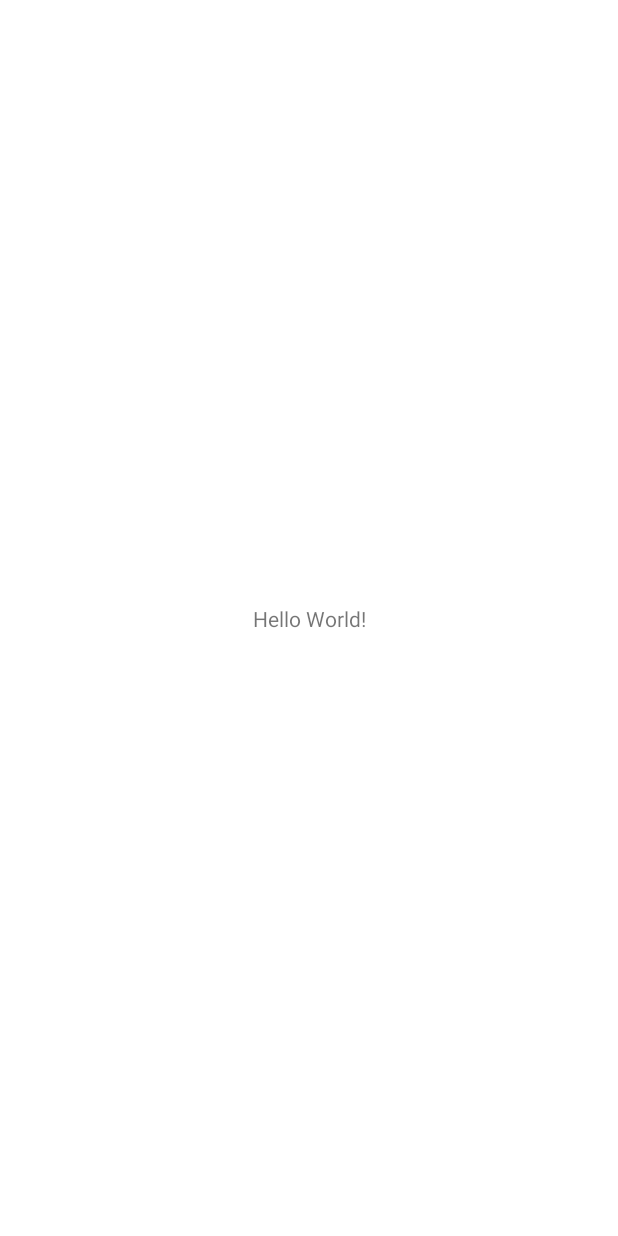
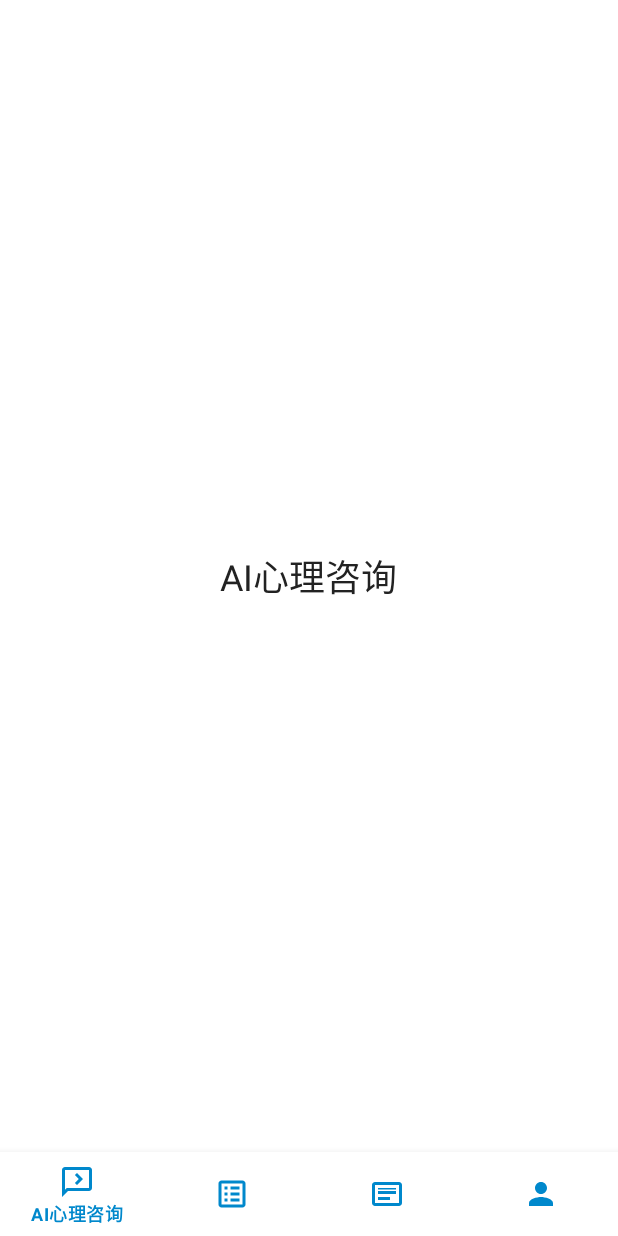
Before and after one commit to Questiony2002/projectV2, an Android app: the MainActivity screen opened directly, with no data from a screen before it, on a phone screen of 412 x 824 dp. Before the commit the screen is almost empty. Run offline under Robolectric (Android 15) with nearby library versions, the light colour scheme and no system bars.

Commit message:
projectV2 commit4: finishing navigation bar

```diff
--- a/app/src/main/java/com/example/projectv2/MainActivity.java
+++ b/app/src/main/java/com/example/projectv2/MainActivity.java
@@ -1,14 +1,63 @@
 package com.example.projectv2;
 
+import android.os.Bundle;
+import android.view.MenuItem;
+import androidx.annotation.NonNull;
 import androidx.appcompat.app.AppCompatActivity;
+import androidx.fragment.app.Fragment;
+import com.google.android.material.bottomnavigation.BottomNavigationView;
+import com.example.projectv2.fragment.AiChatFragment;
+import com.example.projectv2.fragment.MbtiFragment;
+import com.example.projectv2.fragment.NewsFragment;
+import com.example.projectv2.fragment.ProfileFragment;
 
-import android.os.Bundle;
+public class MainActivity extends AppCompatActivity implements BottomNavigationView.OnNavigationItemSelectedListener {
 
-public class MainActivity extends AppCompatActivity {
+    private BottomNavigationView bottomNavigationView;
 
     @Override
     protected void onCreate(Bundle savedInstanceState) {
         super.onCreate(savedInstanceState);
         setContentView(R.layout.activity_main);
+
+        bottomNavigationView = findViewById(R.id.bottom_nav_view);
+        bottomNavigationView.setOnNavigationItemSelectedListener(this);
+
+        // 默认选中AI心理咨询页面
+        if (savedInstanceState == null) {
+            loadFragment(AiChatFragment.newInstance());
+        }
+        bottomNavigationView.setSelectedItemId(R.id.navigation_ai_chat);
+    }
+
+    @Override
+    public boolean onNavigationItemSelected(@NonNull MenuItem item) {
+        Fragment fragment = null;
+        switch (item.getItemId()) {
+            case R.id.navigation_ai_chat:
+                fragment = AiChatFragment.newInstance();
+                break;
+            case R.id.navigation_mbti:
+                fragment = MbtiFragment.newInstance();
+                break;
+            case R.id.navigation_news:
+                fragment = NewsFragment.newInstance();
+                break;
+            case R.id.navigation_profile:
+                fragment = ProfileFragment.newInstance();
+                break;
+        }
+        return loadFragment(fragment);
+    }
+
+    private boolean loadFragment(Fragment fragment) {
+        if (fragment != null) {
+            getSupportFragmentManager()
+                    .beginTransaction()
+                    .replace(R.id.nav_host_fragment, fragment)
+                    .commit();
+            return true;
+        }
+        return false;
     }
 }
--- /dev/null
+++ b/app/src/main/java/com/example/projectv2/fragment/AiChatFragment.java
@@ -0,0 +1,21 @@
+package com.example.projectv2.fragment;
+
+import android.os.Bundle;
+import android.view.LayoutInflater;
+import android.view.View;
+import android.view.ViewGroup;
+import androidx.fragment.app.Fragment;
+import com.example.projectv2.R;
+
+public class AiChatFragment extends Fragment {
+
+    public static AiChatFragment newInstance() {
+        return new AiChatFragment();
+    }
+
+    @Override
+    public View onCreateView(LayoutInflater inflater, ViewGroup container,
+                           Bundle savedInstanceState) {
+        return inflater.inflate(R.layout.fragment_ai_chat, container, false);
+    }
+}
--- /dev/null
+++ b/app/src/main/java/com/example/projectv2/fragment/MbtiFragment.java
@@ -0,0 +1,21 @@
+package com.example.projectv2.fragment;
+
+import android.os.Bundle;
+import android.view.LayoutInflater;
+import android.view.View;
+import android.view.ViewGroup;
+import androidx.fragment.app.Fragment;
+import com.example.projectv2.R;
+
+public class MbtiFragment extends Fragment {
+
+    public static MbtiFragment newInstance() {
+        return new MbtiFragment();
+    }
+
+    @Override
+    public View onCreateView(LayoutInflater inflater, ViewGroup container,
+                           Bundle savedInstanceState) {
+        return inflater.inflate(R.layout.fragment_mbti, container, false);
+    }
+}
--- /dev/null
+++ b/app/src/main/java/com/example/projectv2/fragment/NewsFragment.java
@@ -0,0 +1,21 @@
+package com.example.projectv2.fragment;
+
+import android.os.Bundle;
+import android.view.LayoutInflater;
+import android.view.View;
+import android.view.ViewGroup;
+import androidx.fragment.app.Fragment;
+import com.example.projectv2.R;
+
+public class NewsFragment extends Fragment {
+
+    public static NewsFragment newInstance() {
+        return new NewsFragment();
+    }
+
+    @Override
+    public View onCreateView(LayoutInflater inflater, ViewGroup container,
+                           Bundle savedInstanceState) {
+        return inflater.inflate(R.layout.fragment_news, container, false);
+    }
+}
--- /dev/null
+++ b/app/src/main/java/com/example/projectv2/fragment/ProfileFragment.java
@@ -0,0 +1,21 @@
+package com.example.projectv2.fragment;
+
+import android.os.Bundle;
+import android.view.LayoutInflater;
+import android.view.View;
+import android.view.ViewGroup;
+import androidx.fragment.app.Fragment;
+import com.example.projectv2.R;
+
+public class ProfileFragment extends Fragment {
+
+    public static ProfileFragment newInstance() {
+        return new ProfileFragment();
+    }
+
+    @Override
+    public View onCreateView(LayoutInflater inflater, ViewGroup container,
+                           Bundle savedInstanceState) {
+        return inflater.inflate(R.layout.fragment_profile, container, false);
+    }
+}
--- /dev/null
+++ b/app/src/main/res/drawable/ic_ai_chat.xml
@@ -0,0 +1,13 @@
+<?xml version="1.0" encoding="utf-8"?>
+<vector xmlns:android="http://schemas.android.com/apk/res/android"
+    android:width="24dp"
+    android:height="24dp"
+    android:viewportWidth="24"
+    android:viewportHeight="24">
+    <path
+        android:fillColor="#FF000000"
+        android:pathData="M20,2H4C2.9,2 2,2.9 2,4v18l4,-4h14c1.1,0 2,-0.9 2,-2V4C22,2.9 21.1,2 20,2zM20,16H5.2L4,17.2V4h16V16z"/>
+    <path
+        android:fillColor="#FF000000"
+        android:pathData="M12,6l-1.4,1.4l2.6,2.6l-2.6,2.6l1.4,1.4l4,-4z"/>
+</vector>
--- /dev/null
+++ b/app/src/main/res/drawable/ic_mbti_test.xml
@@ -0,0 +1,28 @@
+<?xml version="1.0" encoding="utf-8"?>
+<vector xmlns:android="http://schemas.android.com/apk/res/android"
+    android:width="24dp"
+    android:height="24dp"
+    android:viewportWidth="24"
+    android:viewportHeight="24">
+    <path
+        android:fillColor="#FF000000"
+        android:pathData="M19,3H5C3.9,3 3,3.9 3,5v14c0,1.1 0.9,2 2,2h14c1.1,0 2,-0.9 2,-2V5C21,3.9 20.1,3 19,3zM19,19H5V5h14V19z"/>
+    <path
+        android:fillColor="#FF000000"
+        android:pathData="M7,7h2v2h-2z"/>
+    <path
+        android:fillColor="#FF000000"
+        android:pathData="M7,11h2v2h-2z"/>
+    <path
+        android:fillColor="#FF000000"
+        android:pathData="M7,15h2v2h-2z"/>
+    <path
+        android:fillColor="#FF000000"
+        android:pathData="M11,7h6v2h-6z"/>
+    <path
+        android:fillColor="#FF000000"
+        android:pathData="M11,11h6v2h-6z"/>
+    <path
+        android:fillColor="#FF000000"
+        android:pathData="M11,15h6v2h-6z"/>
+</vector>
--- /dev/null
+++ b/app/src/main/res/drawable/ic_news.xml
@@ -0,0 +1,19 @@
+<?xml version="1.0" encoding="utf-8"?>
+<vector xmlns:android="http://schemas.android.com/apk/res/android"
+    android:width="24dp"
+    android:height="24dp"
+    android:viewportWidth="24"
+    android:viewportHeight="24">
+    <path
+        android:fillColor="#FF000000"
+        android:pathData="M20,4H4C2.9,4 2,4.9 2,6v12c0,1.1 0.9,2 2,2h16c1.1,0 2,-0.9 2,-2V6C22,4.9 21.1,4 20,4zM20,18H4V6h16V18z"/>
+    <path
+        android:fillColor="#FF000000"
+        android:pathData="M6,10h12v2h-12z"/>
+    <path
+        android:fillColor="#FF000000"
+        android:pathData="M6,14h8v2h-8z"/>
+    <path
+        android:fillColor="#FF000000"
+        android:pathData="M6,8h12v1h-12z"/>
+</vector>
--- /dev/null
+++ b/app/src/main/res/drawable/ic_profile.xml
@@ -0,0 +1,10 @@
+<?xml version="1.0" encoding="utf-8"?>
+<vector xmlns:android="http://schemas.android.com/apk/res/android"
+    android:width="24dp"
+    android:height="24dp"
+    android:viewportWidth="24"
+    android:viewportHeight="24">
+    <path
+        android:fillColor="#FF000000"
+        android:pathData="M12,12c2.21,0 4,-1.79 4,-4s-1.79,-4 -4,-4 -4,1.79 -4,4 1.79,4 4,4zM12,14c-2.67,0 -8,1.34 -8,4v2h16v-2c0,-2.66 -5.33,-4 -8,-4z"/>
+</vector>
--- a/app/src/main/res/layout/activity_main.xml
+++ b/app/src/main/res/layout/activity_main.xml
@@ -4,15 +4,30 @@
     xmlns:tools="http://schemas.android.com/tools"
     android:layout_width="match_parent"
     android:layout_height="match_parent"
+    android:background="@color/telegram_background"
     tools:context=".MainActivity">
 
-    <TextView
-        android:layout_width="wrap_content"
-        android:layout_height="wrap_content"
-        android:text="Hello World!"
-        app:layout_constraintBottom_toBottomOf="parent"
+    <FrameLayout
+        android:id="@+id/nav_host_fragment"
+        android:layout_width="match_parent"
+        android:layout_height="0dp"
+        app:layout_constraintBottom_toTopOf="@id/bottom_nav_view"
         app:layout_constraintLeft_toLeftOf="parent"
         app:layout_constraintRight_toRightOf="parent"
         app:layout_constraintTop_toTopOf="parent" />
 
+    <com.google.android.material.bottomnavigation.BottomNavigationView
+        android:id="@+id/bottom_nav_view"
+        android:layout_width="match_parent"
+        android:layout_height="wrap_content"
+        android:layout_marginStart="0dp"
+        android:layout_marginEnd="0dp"
+        android:background="@color/white"
+        app:itemIconTint="@color/telegram_blue"
+        app:itemTextColor="@color/telegram_blue"
+        app:layout_constraintBottom_toBottomOf="parent"
+        app:layout_constraintLeft_toLeftOf="parent"
+        app:layout_constraintRight_toRightOf="parent"
+        app:menu="@menu/bottom_nav_menu" />
+
 </androidx.constraintlayout.widget.ConstraintLayout>
--- /dev/null
+++ b/app/src/main/res/layout/fragment_ai_chat.xml
@@ -0,0 +1,14 @@
+<?xml version="1.0" encoding="utf-8"?>
+<FrameLayout xmlns:android="http://schemas.android.com/apk/res/android"
+    android:layout_width="match_parent"
+    android:layout_height="match_parent">
+
+    <TextView
+        android:layout_width="wrap_content"
+        android:layout_height="wrap_content"
+        android:layout_gravity="center"
+        android:text="AI心理咨询"
+        android:textColor="@color/telegram_text_primary"
+        android:textSize="24sp"/>
+
+</FrameLayout>
--- /dev/null
+++ b/app/src/main/res/layout/fragment_mbti.xml
@@ -0,0 +1,14 @@
+<?xml version="1.0" encoding="utf-8"?>
+<FrameLayout xmlns:android="http://schemas.android.com/apk/res/android"
+    android:layout_width="match_parent"
+    android:layout_height="match_parent">
+
+    <TextView
+        android:layout_width="wrap_content"
+        android:layout_height="wrap_content"
+        android:layout_gravity="center"
+        android:text="MBTI测试"
+        android:textColor="@color/telegram_text_primary"
+        android:textSize="24sp"/>
+
+</FrameLayout>
--- /dev/null
+++ b/app/src/main/res/layout/fragment_news.xml
@@ -0,0 +1,14 @@
+<?xml version="1.0" encoding="utf-8"?>
+<FrameLayout xmlns:android="http://schemas.android.com/apk/res/android"
+    android:layout_width="match_parent"
+    android:layout_height="match_parent">
+
+    <TextView
+        android:layout_width="wrap_content"
+        android:layout_height="wrap_content"
+        android:layout_gravity="center"
+        android:text="资讯"
+        android:textColor="@color/telegram_text_primary"
+        android:textSize="24sp"/>
+
+</FrameLayout>
--- /dev/null
+++ b/app/src/main/res/layout/fragment_profile.xml
@@ -0,0 +1,14 @@
+<?xml version="1.0" encoding="utf-8"?>
+<FrameLayout xmlns:android="http://schemas.android.com/apk/res/android"
+    android:layout_width="match_parent"
+    android:layout_height="match_parent">
+
+    <TextView
+        android:layout_width="wrap_content"
+        android:layout_height="wrap_content"
+        android:layout_gravity="center"
+        android:text="个人中心"
+        android:textColor="@color/telegram_text_primary"
+        android:textSize="24sp"/>
+
+</FrameLayout>
--- /dev/null
+++ b/app/src/main/res/menu/bottom_nav_menu.xml
@@ -0,0 +1,22 @@
+<?xml version="1.0" encoding="utf-8"?>
+<menu xmlns:android="http://schemas.android.com/apk/res/android">
+    <item
+        android:id="@+id/navigation_ai_chat"
+        android:icon="@drawable/ic_ai_chat"
+        android:title="AI心理咨询"/>
+
+    <item
+        android:id="@+id/navigation_mbti"
+        android:icon="@drawable/ic_mbti_test"
+        android:title="MBTI测试"/>
+
+    <item
+        android:id="@+id/navigation_news"
+        android:icon="@drawable/ic_news"
+        android:title="资讯"/>
+
+    <item
+        android:id="@+id/navigation_profile"
+        android:icon="@drawable/ic_profile"
+        android:title="我的"/>
+</menu>
```
Also changed, not shown: 1 other file.
